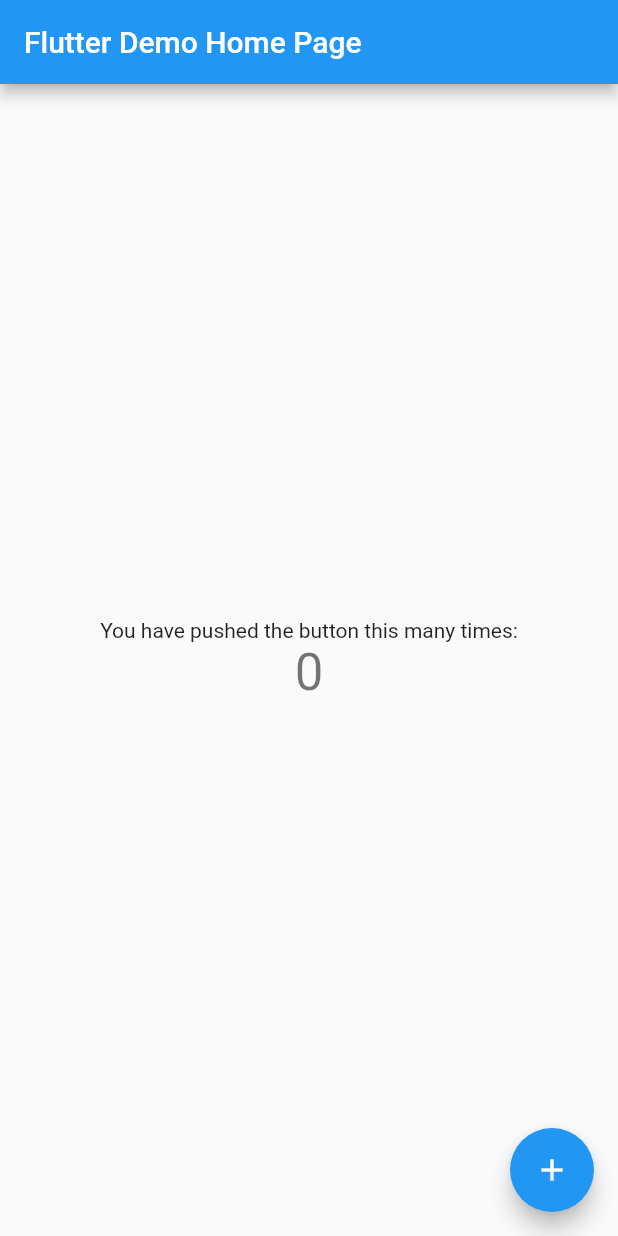
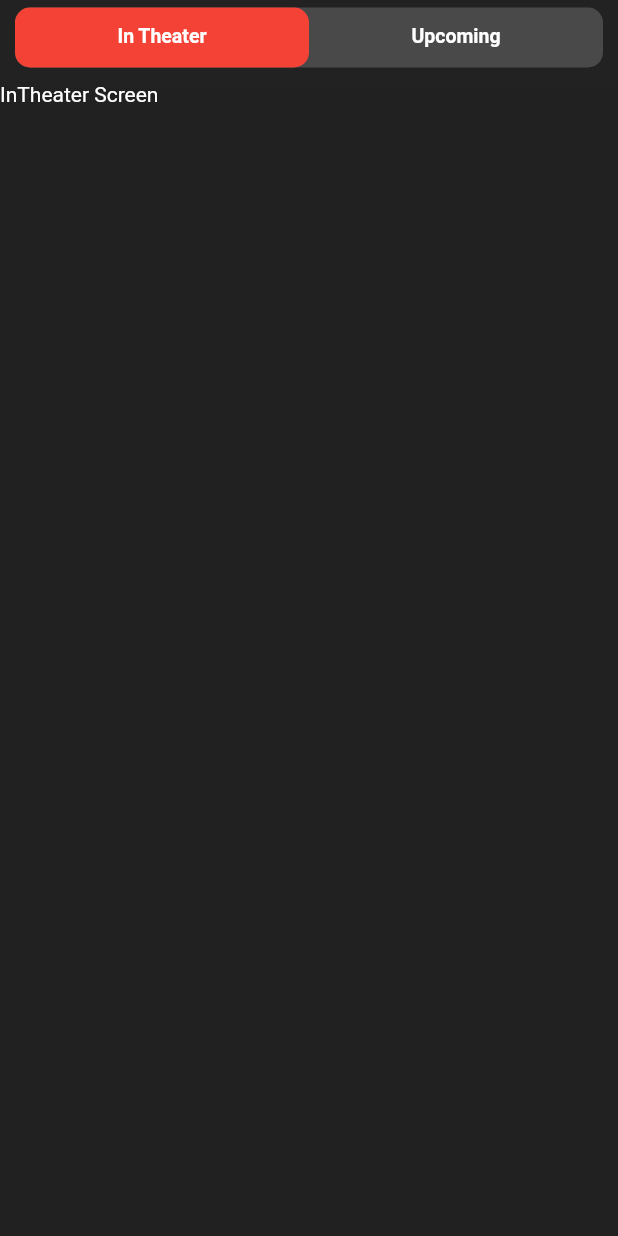
Before and after one commit to rikai-longhuy/TodoMovie, a Flutter app: the screen it shows after launch, on a phone screen of 412 x 824 dp. Run offline on Flutter 3.47's test engine with Material 2 defaults, Android fonts, the phone set to English and light mode, and no system bars; our stand-ins replace device_preview.

Commit message:
Setup home screen

```diff
--- /dev/null
+++ b/lib/features/screens/home/presetation/page/home_screen.dart
@@ -0,0 +1,49 @@
+import 'package:flutter/material.dart';
+import 'package:flutter/scheduler.dart';
+import 'package:todo_movie/features/screens/home/presetation/widgets/intheaters_screen.dart';
+import 'package:todo_movie/features/screens/home/presetation/widgets/upcoming_screen.dart';
+import 'package:todo_movie/features/screens/home/presetation/widgets/widget_tabbar.dart';
+
+class HomeScreen extends StatefulWidget {
+  const HomeScreen({super.key});
+
+  @override
+  State<HomeScreen> createState() => _HomeScreenState();
+}
+
+class _HomeScreenState extends State<HomeScreen> with TickerProviderStateMixin {
+  late TabController _tabController;
+
+  @override
+  void initState() {
+    // TODO: implement initState
+    super.initState();
+    _tabController = TabController(length: 2, vsync: this);
+  }
+
+  @override
+  Widget build(BuildContext context) {
+    return SafeArea(
+        child: Scaffold(
+      backgroundColor: const Color.fromARGB(255, 34, 34, 34),
+      body: Column(
+        children: [
+          Tabbar(tabController: _tabController),
+          Expanded(
+            child: Container(
+              margin: const EdgeInsets.only(top: 5.0),
+              color: Colors.grey[900],
+              child: TabBarView(
+                controller: _tabController,
+                children: const [
+                  InTheaterScreen(),
+                  UpComingScreen(),
+                ],
+              ),
+            ),
+          )
+        ],
+      ),
+    ));
+  }
+}
--- /dev/null
+++ b/lib/features/screens/home/presetation/widgets/intheaters_screen.dart
@@ -0,0 +1,15 @@
+import 'package:flutter/material.dart';
+
+class InTheaterScreen extends StatelessWidget {
+  const InTheaterScreen({super.key});
+
+  @override
+  Widget build(BuildContext context) {
+    return Container(
+      child: const Text(
+        "InTheater Screen",
+        style: TextStyle(color: Colors.white),
+      ),
+    );
+  }
+}
--- /dev/null
+++ b/lib/features/screens/home/presetation/widgets/upcoming_screen.dart
@@ -0,0 +1,15 @@
+import 'package:flutter/material.dart';
+
+class UpComingScreen extends StatelessWidget {
+  const UpComingScreen({super.key});
+
+  @override
+  Widget build(BuildContext context) {
+    return Container(
+      child: const Text(
+        "UpComing Screen",
+        style: TextStyle(color: Colors.white),
+      ),
+    );
+  }
+}
--- /dev/null
+++ b/lib/features/screens/home/presetation/widgets/widget_tabbar.dart
@@ -0,0 +1,48 @@
+import 'package:flutter/material.dart';
+
+class Tabbar extends StatelessWidget {
+  const Tabbar({Key? key, required TabController tabController})
+      : _tabController = tabController,
+        super(key: key);
+
+  final TabController _tabController;
+  @override
+  Widget build(BuildContext context) {
+    return Container(
+      height: 40.0,
+      margin:const EdgeInsets.symmetric(horizontal: 10.0, vertical: 5.0),
+      decoration: BoxDecoration(
+        borderRadius: BorderRadius.circular(10),
+        color:const Color.fromARGB(255, 73, 73, 73)
+      ),
+      child: TabBar(
+        controller: _tabController,
+        indicator: BoxDecoration(
+          borderRadius: BorderRadius.circular(10.0),
+          color: Colors.red,
+        ),
+        labelColor: Colors.amberAccent,
+        tabs:const <Widget>[
+          Tab(
+            child: Text(
+              "In Theater",
+              style:TextStyle(
+                color: Color.fromARGB(255, 255, 255, 255),
+                fontSize: 13.0,
+                fontWeight: FontWeight.w600,
+              ) ,),
+          ),
+          Tab(
+            child: Text(
+              "Upcoming",
+              style:TextStyle(
+                color: Color.fromARGB(255, 255, 255, 255),
+                fontSize: 13.0,
+                fontWeight: FontWeight.w600,
+              ) ,),
+          )
+        ],
+      ),
+    );
+  }
+}
--- a/lib/main.dart
+++ b/lib/main.dart
@@ -1,8 +1,18 @@
+import 'package:device_preview/device_preview.dart';
+import 'package:flutter/foundation.dart';
 import 'package:flutter/material.dart';
+import 'package:todo_movie/features/screens/home/presetation/page/home_screen.dart';
 
-void main() {
-  runApp(const MyApp());
-}
+// void main() {
+//   runApp(const MyApp());
+// }
+
+void main() => runApp(
+      DevicePreview(
+        enabled: !kReleaseMode,
+        builder: (context) => MyApp(), // Wrap your app
+      ),
+    );
 
 class MyApp extends StatelessWidget {
   const MyApp({super.key});
@@ -11,105 +21,15 @@ class MyApp extends StatelessWidget {
   @override
   Widget build(BuildContext context) {
     return MaterialApp(
+      useInheritedMediaQuery: true,
       title: 'Flutter Demo',
+      locale: DevicePreview.locale(context),
+      builder: DevicePreview.appBuilder,
+      darkTheme: ThemeData.dark(),
       theme: ThemeData(
-        // This is the theme of your application.
-        //
-        // Try running your application with "flutter run". You'll see the
-        // application has a blue toolbar. Then, without quitting the app, try
-        // changing the primarySwatch below to Colors.green and then invoke
-        // "hot reload" (press "r" in the console where you ran "flutter run",
-        // or simply save your changes to "hot reload" in a Flutter IDE).
-        // Notice that the counter didn't reset back to zero; the application
-        // is not restarted.
         primarySwatch: Colors.blue,
       ),
-      home: const MyHomePage(title: 'Flutter Demo Home Page'),
+      home: const HomeScreen(),
     );
   }
 }
-
-class MyHomePage extends StatefulWidget {
-  const MyHomePage({super.key, required this.title});
-
-  // This widget is the home page of your application. It is stateful, meaning
-  // that it has a State object (defined below) that contains fields that affect
-  // how it looks.
-
-  // This class is the configuration for the state. It holds the values (in this
-  // case the title) provided by the parent (in this case the App widget) and
-  // used by the build method of the State. Fields in a Widget subclass are
-  // always marked "final".
-
-  final String title;
-
-  @override
-  State<MyHomePage> createState() => _MyHomePageState();
-}
-
-class _MyHomePageState extends State<MyHomePage> {
-  int _counter = 0;
-
-  void _incrementCounter() {
-    setState(() {
-      // This call to setState tells the Flutter framework that something has
-      // changed in this State, which causes it to rerun the build method below
-      // so that the display can reflect the updated values. If we changed
-      // _counter without calling setState(), then the build method would not be
-      // called again, and so nothing would appear to happen.
-      _counter++;
-    });
-  }
-
-  @override
-  Widget build(BuildContext context) {
-    // This method is rerun every time setState is called, for instance as done
-    // by the _incrementCounter method above.
-    //
-    // The Flutter framework has been optimized to make rerunning build methods
-    // fast, so that you can just rebuild anything that needs updating rather
-    // than having to individually change instances of widgets.
-    return Scaffold(
-      appBar: AppBar(
-        // Here we take the value from the MyHomePage object that was created by
-        // the App.build method, and use it to set our appbar title.
-        title: Text(widget.title),
-      ),
-      body: Center(
-        // Center is a layout widget. It takes a single child and positions it
-        // in the middle of the parent.
-        child: Column(
-          // Column is also a layout widget. It takes a list of children and
-          // arranges them vertically. By default, it sizes itself to fit its
-          // children horizontally, and tries to be as tall as its parent.
-          //
-          // Invoke "debug painting" (press "p" in the console, choose the
-          // "Toggle Debug Paint" action from the Flutter Inspector in Android
-          // Studio, or the "Toggle Debug Paint" command in Visual Studio Code)
-          // to see the wireframe for each widget.
-          //
-          // Column has various properties to control how it sizes itself and
-          // how it positions its children. Here we use mainAxisAlignment to
-          // center the children vertically; the main axis here is the vertical
-          // axis because Columns are vertical (the cross axis would be
-          // horizontal).
-          mainAxisAlignment: MainAxisAlignment.center,
-          children: <Widget>[
-            const Text(
-              'You have pushed the button this many times:',
-            ),
-            Text(
-              '$_counter',
-              style: Theme.of(context).textTheme.headlineMedium,
-            ),
-          ],
-        ),
-      ),
-      floatingActionButton: FloatingActionButton(
-        onPressed: _incrementCounter,
-        tooltip: 'Increment',
-        child: const Icon(Icons.add),
-      ), // This trailing comma makes auto-formatting nicer for build methods.
-    );
-  }
-}
--- a/pubspec.yaml
+++ b/pubspec.yaml
@@ -35,6 +35,9 @@ dependencies:
   # The following adds the Cupertino Icons font to your application.
   # Use with the CupertinoIcons class for iOS style icons.
   cupertino_icons: ^1.0.2
+  device_preview: ^1.1.0
+  flutter_bloc: ^8.1.2
+  equatable: ^2.0.5
 
 dev_dependencies:
   flutter_test:
```
Also changed, not shown: lib/entities/entities.dart (added), lib/entities/models/homes/intheaters.dart (added), lib/entities/models/homes/upcoming.dart (added), pubspec.lock, 1 other file.
